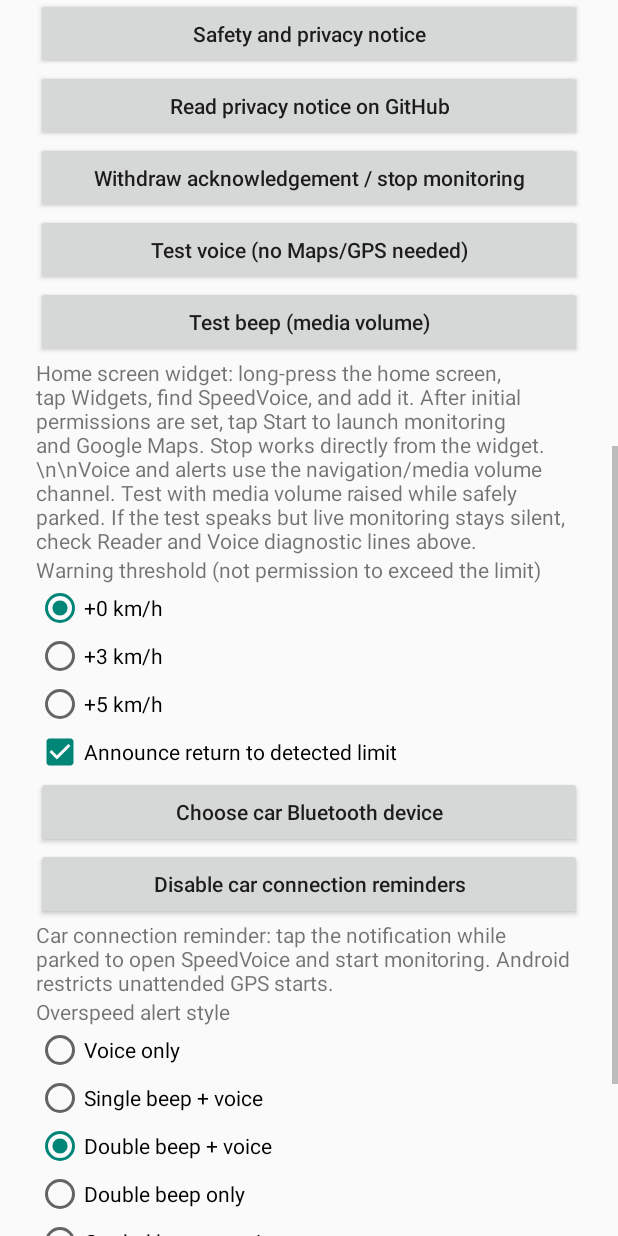
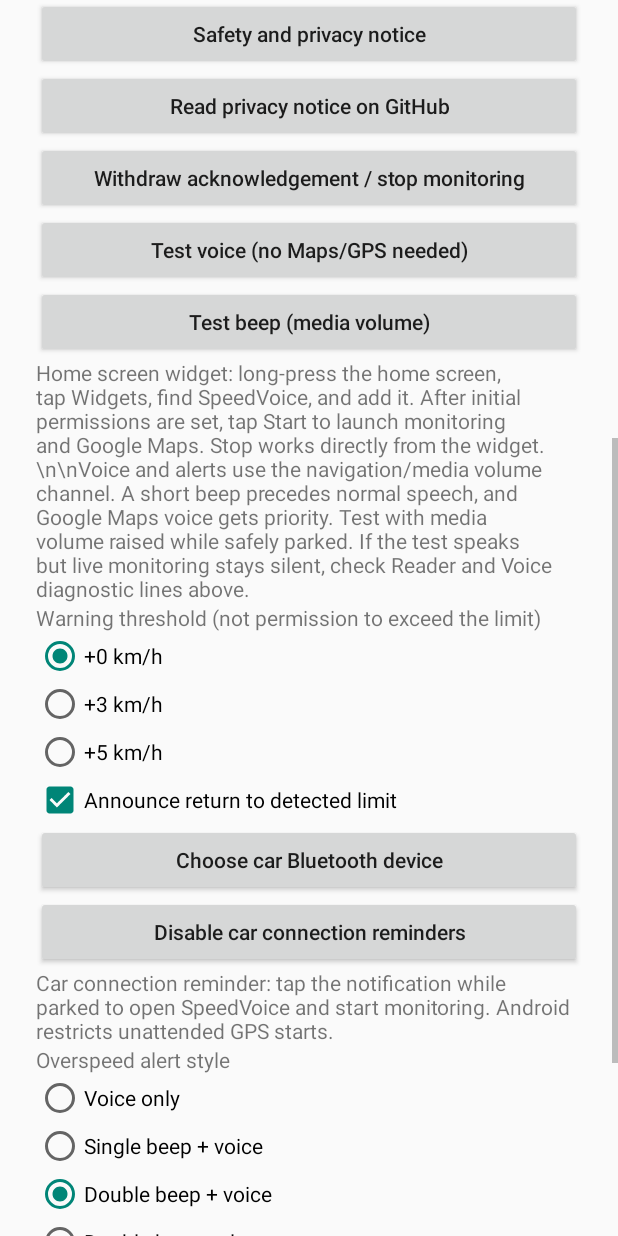
Before and after one commit to drhidayatadnan-wq/Speedvoice, an Android app: the screen it shows after launch (MainActivity), scrolled down 576 dp, on a phone screen of 412 x 824 dp. Run offline under Robolectric (Android 15) with nearby library versions, the phone set to English and light mode, and no system bars.

Commit message:
v0.9.1: update UI label and explain beep/navigation priority

```diff
--- a/app/src/main/java/ie/speedvoice/MainActivity.java
+++ b/app/src/main/java/ie/speedvoice/MainActivity.java
@@ -30,7 +30,7 @@ public class MainActivity extends Activity {
  @Override public void onCreate(Bundle b){super.onCreate(b);
  widgetLaunch=WIDGET_START.equals(getIntent()==null?null:getIntent().getAction());
  ScrollView sc=new ScrollView(this);LinearLayout l=new LinearLayout(this);l.setOrientation(LinearLayout.VERTICAL);int p=(int)(24*getResources().getDisplayMetrics().density);l.setPadding(p,p,p,p);sc.addView(l);setContentView(sc);
- TextView title=new TextView(this);title.setText("SpeedVoice v0.9");title.setTextSize(32);l.addView(title);
+ TextView title=new TextView(this);title.setText("SpeedVoice v0.9.1");title.setTextSize(32);l.addView(title);
  TextView intro=new TextView(this);intro.setText("Experimental • Ireland / km/h\nReads visible Google Maps labels or attempts local recognition of red circular signs. If recognition fails, alerts stop. GPS and map data may be wrong. Use road signs and your vehicle speedometer. Set up parked. No screenshots saved or transmitted.");l.addView(intro);
  status=new TextView(this);status.setTextSize(20);status.setPadding(0,p,0,p);l.addView(status);
  add(l,"Demo mode — test indoors",v->{stopService(new Intent(this,GpsService.class));startActivity(new Intent(this,DemoActivity.class));});
@@ -43,7 +43,7 @@ public class MainActivity extends Activity {
  add(l,"Withdraw acknowledgement / stop monitoring",v->{Consent.revoke(this);getSharedPreferences("prefs",MODE_PRIVATE).edit().remove("car_address").apply();getSystemService(android.app.NotificationManager.class).cancel(81);stopService(new Intent(this,GpsService.class));State.running=false;State.limit=-1;State.clearGps();Toast.makeText(this,"Monitoring stopped. Disable accessibility access in Android Settings if no longer needed.",Toast.LENGTH_LONG).show();});
  add(l,"Test voice (no Maps/GPS needed)",v->testVoiceNow());
  add(l,"Test beep (media volume)",v->testBeep());
- TextView audioHelp=new TextView(this);audioHelp.setText("Home screen widget: long-press the home screen, tap Widgets, find SpeedVoice, and add it. After initial permissions are set, tap Start to launch monitoring and Google Maps. Stop works directly from the widget.\\n\\nVoice and alerts use the navigation/media volume channel. Test with media volume raised while safely parked. If the test speaks but live monitoring stays silent, check Reader and Voice diagnostic lines above.");l.addView(audioHelp);
+ TextView audioHelp=new TextView(this);audioHelp.setText("Home screen widget: long-press the home screen, tap Widgets, find SpeedVoice, and add it. After initial permissions are set, tap Start to launch monitoring and Google Maps. Stop works directly from the widget.\\n\\nVoice and alerts use the navigation/media volume channel. A short beep precedes normal speech, and Google Maps voice gets priority. Test with media volume raised while safely parked. If the test speaks but live monitoring stays silent, check Reader and Voice diagnostic lines above.");l.addView(audioHelp);
  TextView t=new TextView(this);t.setText("Warning threshold (not permission to exceed the limit)");l.addView(t);
  RadioGroup g=new RadioGroup(this);for(int n:new int[]{0,3,5}){RadioButton r=new RadioButton(this);r.setId(100+n);r.setText("+"+n+" km/h");g.addView(r);}
  g.check(100+getSharedPreferences("prefs",MODE_PRIVATE).getInt("tolerance",0));g.setOnCheckedChangeListener((group,id)->getSharedPreferences("prefs",MODE_PRIVATE).edit().putInt("tolerance",id-100).apply());l.addView(g);
```
